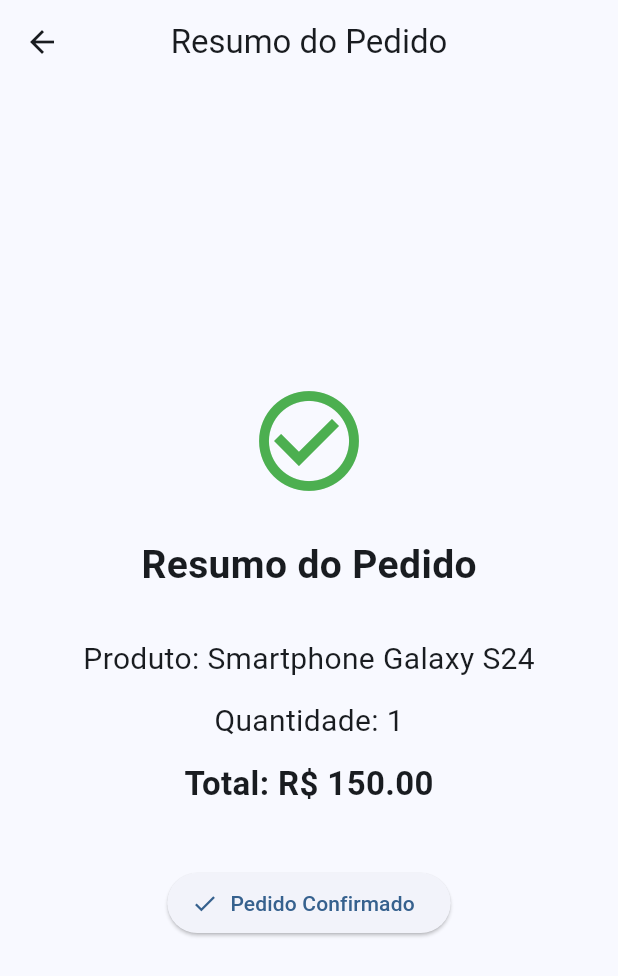
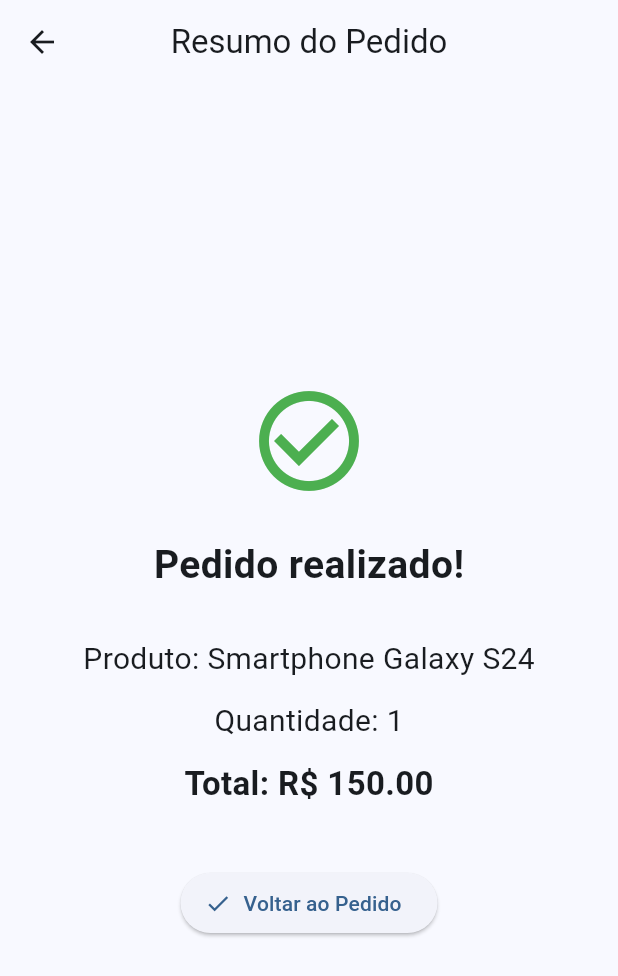
Before and after one commit to itsrafaelapaes/app-checkout-flutter, a Flutter app: the screen it shows after launch, after a tap on "Avançar para Resumo", on a phone screen of 412 x 824 dp. Shown: the top 976 px of the screen. Run offline on Flutter 3.47's test engine with Material 3 defaults, Android fonts, the light colour scheme and no system bars.

Commit message:
style: melhora apresentacao da tela de resumo

```diff
--- a/lib/tela_resumo.dart
+++ b/lib/tela_resumo.dart
@@ -35,8 +35,8 @@
 
               const SizedBox(height: 24),
 
-              const Text(
-                'Resumo do Pedido',
+const Text(
+  'Pedido realizado!',
                 style: TextStyle(
                   fontSize: 26,
                   fontWeight: FontWeight.bold,
@@ -78,7 +78,7 @@
                   Navigator.pop(context);
                 },
                 icon: const Icon(Icons.check),
-                label: const Text('Pedido Confirmado'),
+label: const Text('Voltar ao Pedido'),
               ),
             ],
           ),
```
